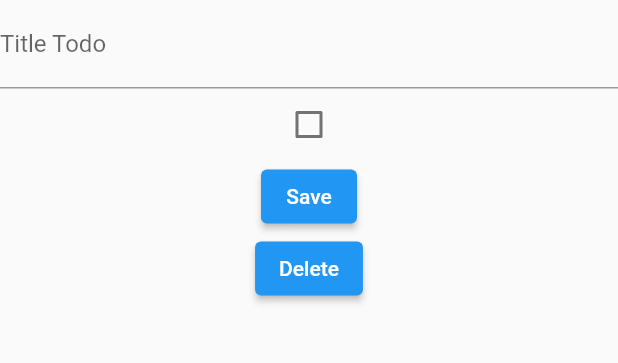
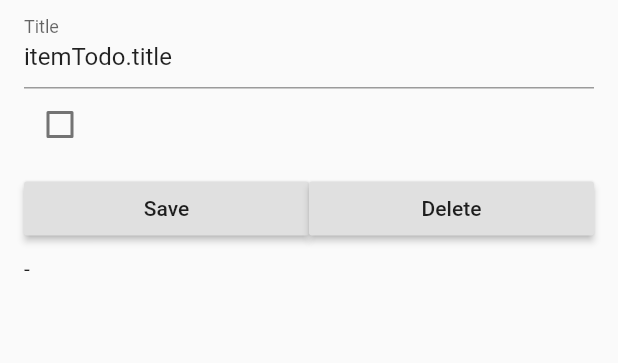
Before and after one commit to mursitaffandi/mursitaffandi_todo_list_ces, a Flutter app: the DetailTodoPage screen opened directly with empty values, on a phone screen of 412 x 824 dp, the part 84-447 px from its top. Run offline on Flutter 3.47's test engine with Material 2 defaults, Android fonts, the phone set to English and light mode, and no system bars; our stand-ins replace bloc, flutter_bloc; network calls fail.

```diff
--- a/lib/ui/detail_todo.dart
+++ b/lib/ui/detail_todo.dart
@@ -1,53 +1,105 @@
 import 'package:flutter/material.dart';
 import 'package:flutter_bloc/flutter_bloc.dart';
 import 'package:mursitaffandi_todo_list_ces/bloc/update_todo_bloc.dart';
+import 'package:mursitaffandi_todo_list_ces/main.dart';
 import 'package:mursitaffandi_todo_list_ces/model/data_item_todo.dart';
 import 'package:mursitaffandi_todo_list_ces/repository/repo.dart';
 import 'package:mursitaffandi_todo_list_ces/ui/widgets.dart';
+import 'package:mursitaffandi_todo_list_ces/utils/helper.dart';
 
 class DetailTodoPage extends StatelessWidget {
-  final ItemTodo itemTodo;
+   ItemTodo itemTodo;
   DetailTodoPage(this.itemTodo);
-  final _controllerTitle = TextEditingController();
+
+  bool get updateCheckBox => itemTodo.completed;
+  set updateCheckBox(bool update) => itemTodo.completed;
+
+  final TextEditingController _controllerNumberA = TextEditingController();
+  final UpdateTodoBloc _calculatorBloc =
+      UpdateTodoBloc(repository: Repository());
 
   @override
   Widget build(BuildContext context) {
     return Scaffold(
       appBar: myAppBar(),
-      body: BlocProvider(
-        create: (context) => UpdateTodoBloc(repository: Repository()),
-        child: BlocBuilder<UpdateTodoBloc, UpdateTodoState>(
-          builder: (context, state) {
+      body: BlocProvider<UpdateTodoBloc>(
+        create: (context) => _calculatorBloc,
+        child: BlocListener<UpdateTodoBloc, UpdateTodoState>(
+          listener: (context, state) {
             if (state is UpdateTodoFailed) {
               Scaffold.of(context).showSnackBar(SnackBar(
                 content: Text('error'),
               ));
             }
-            return Column(
-              children: [
+          },
+          child: SafeArea(
+            child: Padding(
+              padding: const EdgeInsets.symmetric(horizontal: 16.0),
+              child: Column(
+                crossAxisAlignment: CrossAxisAlignment.start,
+                children: <Widget>[
                   TextFormField(
                     initialValue: 'itemTodo.title',
-                  controller: _controllerTitle,
                     decoration: InputDecoration(
-                    labelText: 'Title Todo',
+                      labelText: 'Title',
                     ),
                     keyboardType: TextInputType.text,
                   ),
                   Checkbox(
-                    value: itemTodo.completed, onChanged: (bool newValue) {}),
-                ElevatedButton(
-                  onPressed: () {},
+                    onChanged: (bool value) {
+                      updateCheckBox = value;
+                    },
+                    value: itemTodo.completed,
+                  ),
+                  SizedBox(height: 8.0),
+                  Row(
+                    children: <Widget>[
+                      Expanded(
+                        child: RaisedButton(
                           child: Text('Save'),
+                          onPressed: () {
+                            updateTodo();
+                          },
                         ),
-                ElevatedButton(
-                  onPressed: () {},
+                      ),
+                      Expanded(
+                        child: RaisedButton(
                           child: Text('Delete'),
-                )
+                          onPressed: () {
+                            _calculatorBloc.add(UpdateTodoEvent.delete(itemTodo.id, true));
+                          },
+                        ),
+                      ),
                     ],
-            );
+                  ),
+                  SizedBox(height: 8.0),
+                  BlocBuilder<UpdateTodoBloc, UpdateTodoState>(
+                    builder: (context, state) {
+                      if (state is UpdateTodoInitial) {
+                        return Text('-');
+                      } else if (state is UpdateTodoSuccess) {
+                        if (state.response)
+                          openNewSreen(context, App(repository: Repository()));
+                        return Text('Result: ');
+                      } else if (state is UpdateTodoFailed) {
+                        return Text('Error: ');
+                      } else {
+                        return Container();
+                      }
                     },
+                  ),
+                ],
+              ),
+            ),
+          ),
         ),
       ),
     );
   }
+
+  void updateTodo() {
+    String numberA = _controllerNumberA.text.toString();
+    _calculatorBloc.add(UpdateTodoEvent(itemTodo.id, numberA, itemTodo.completed));
   }
+
+}
```
Lines whose indentation alone changed are shown as unchanged.
